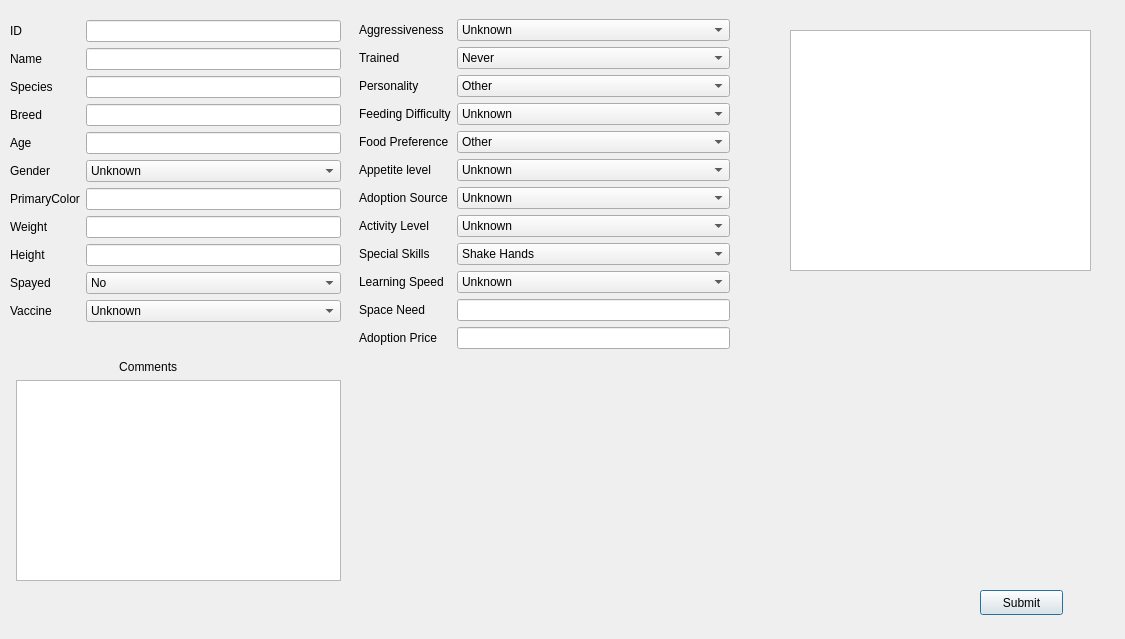
This is manageanimalwindow.ui in CRM2017/cuACS as Qt 5 draws it before an edit. The edited form follows.
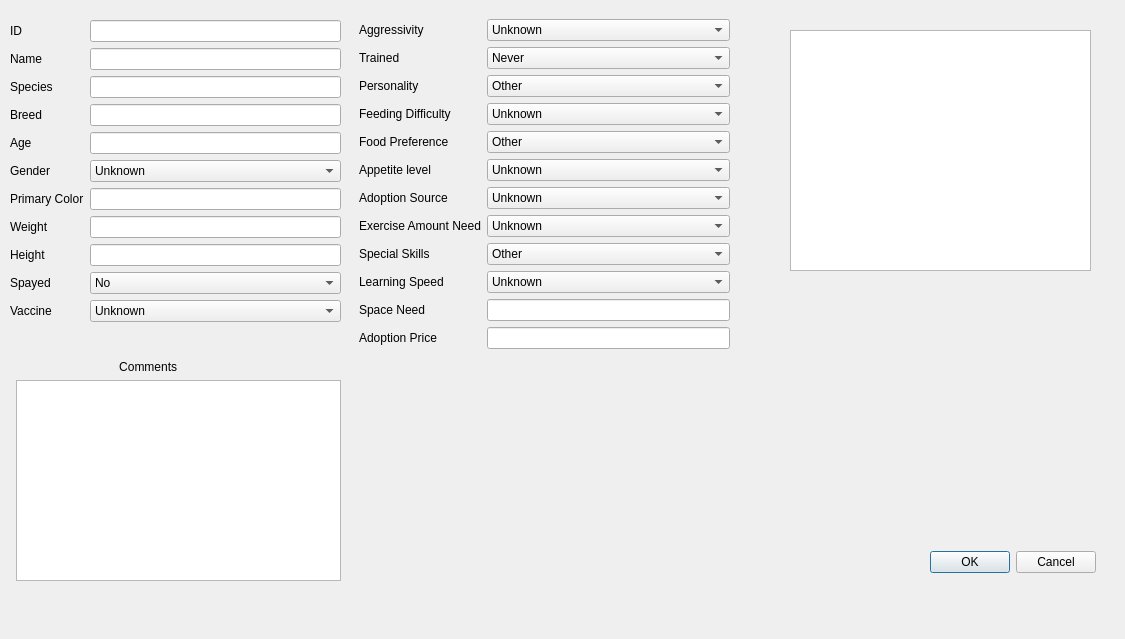
This is the edited form.

Diff of the .ui file:
```diff
--- a/manageanimalwindow.ui
+++ b/manageanimalwindow.ui
@@ -92,7 +92,7 @@
     <item row="6" column="0">
      <widget class="QLabel" name="label_5">
       <property name="text">
-       <string>PrimaryColor</string>
+       <string>Primary Color</string>
       </property>
      </widget>
     </item>
@@ -221,7 +221,7 @@
     <item row="0" column="0">
      <widget class="QLabel" name="label_10">
       <property name="text">
-       <string>Aggressiveness</string>
+       <string>Aggressivity</string>
       </property>
      </widget>
     </item>
@@ -311,7 +311,7 @@
     <item row="7" column="0">
      <widget class="QLabel" name="label_17">
       <property name="text">
-       <string>Activity Level</string>
+       <string>Exercise Amount Need</string>
       </property>
      </widget>
     </item>
@@ -513,7 +513,12 @@
      </widget>
     </item>
     <item row="8" column="1">
-     <widget class="QComboBox" name="comboBox_12">
+     <widget class="QComboBox" name="skills">
+      <item>
+       <property name="text">
+        <string>Other</string>
+       </property>
+      </item>
       <item>
        <property name="text">
         <string>Shake Hands</string>
@@ -582,17 +587,17 @@
     </item>
    </layout>
   </widget>
-  <widget class="QPushButton" name="submitButton">
+  <widget class="QDialogButtonBox" name="submitButton">
    <property name="geometry">
     <rect>
-     <x>980</x>
-     <y>590</y>
-     <width>83</width>
+     <x>930</x>
+     <y>550</y>
+     <width>166</width>
      <height>25</height>
     </rect>
    </property>
-   <property name="text">
-    <string>Submit</string>
+   <property name="standardButtons">
+    <set>QDialogButtonBox::Cancel|QDialogButtonBox::Ok</set>
    </property>
   </widget>
  </widget>
```
Left out of the diff: 42 changed lines with no effect on the pictures.
